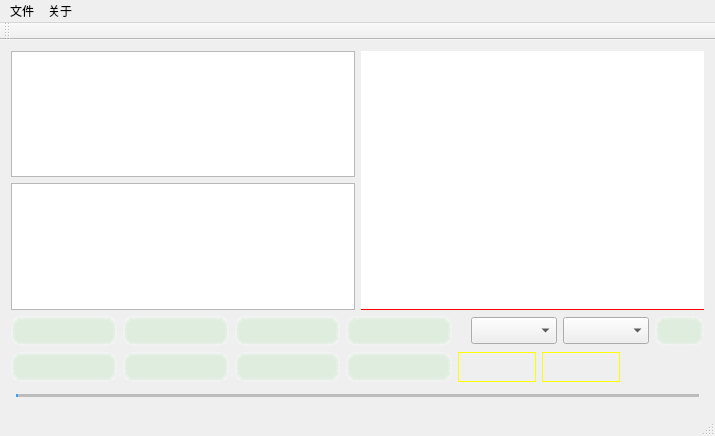
Above: mainwindow.ui from leihui6/marksentence before the change. Below: the same form after it.
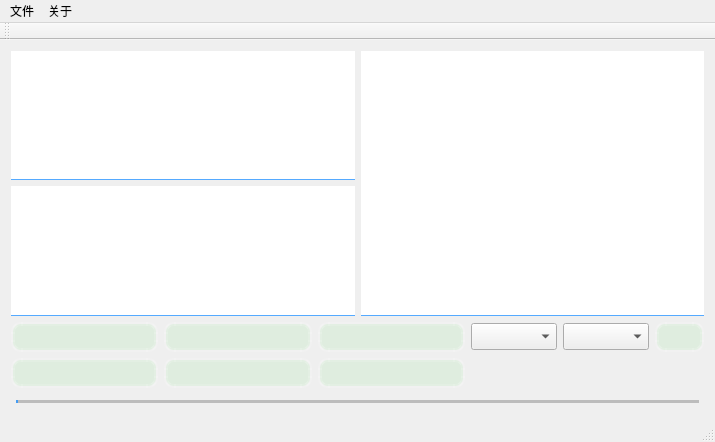
That is the form after the change. Icons and pictures are not drawn.

Commit message: delete some buttons

Patch:
```diff
--- a/mainwindow.ui
+++ b/mainwindow.ui
@@ -7,7 +7,7 @@
     <x>0</x>
     <y>0</y>
     <width>715</width>
-    <height>436</height>
+    <height>442</height>
    </rect>
   </property>
   <property name="windowTitle">
@@ -18,7 +18,9 @@
     <normaloff>:/icon/icon/main_title.png</normaloff>:/icon/icon/main_title.png</iconset>
   </property>
   <property name="styleSheet">
-   <string notr="true"/>
+   <string notr="true">QMainWindow {
+	border: 0px;
+}</string>
   </property>
   <widget class="QWidget" name="centralWidget">
    <layout class="QGridLayout" name="gridLayout_2">
@@ -34,6 +36,12 @@
             <pointsize>16</pointsize>
            </font>
           </property>
+          <property name="styleSheet">
+           <string notr="true">QPlainTextEdit {
+	border:0px solid rgb(85, 170, 255);
+	border-bottom:1px solid rgb(85, 170, 255);
+}</string>
+          </property>
           <property name="plainText">
            <string/>
           </property>
@@ -47,6 +55,12 @@
             <pointsize>16</pointsize>
            </font>
           </property>
+          <property name="styleSheet">
+           <string notr="true">QPlainTextEdit {
+	border:0px solid rgb(85, 170, 255);
+	border-bottom:1px solid rgb(85, 170, 255);
+}</string>
+          </property>
           <property name="plainText">
            <string/>
           </property>
@@ -69,8 +83,8 @@
         </property>
         <property name="styleSheet">
          <string notr="true">QTableWidget {
-	border:0px solid rgb(255,0,0);
-	border-bottom:1px solid rgb(255,0,0);
+	border:0px solid rgb(85, 170, 255);
+	border-bottom:1px solid rgb(85, 170, 255);
 }</string>
         </property>
         <attribute name="horizontalHeaderCascadingSectionResizes">
@@ -126,56 +140,6 @@
     </item>
     <item row="1" column="0" rowspan="2" colspan="2">
      <layout class="QGridLayout" name="gridLayout">
-      <item row="1" column="3">
-       <widget class="QPushButton" name="button_clear_end_point">
-        <property name="minimumSize">
-         <size>
-          <width>0</width>
-          <height>30</height>
-         </size>
-        </property>
-        <property name="styleSheet">
-         <string notr="true">QPushButton{
-	background-color:rgba(100,225,100,30);
-	border-style:outset;
-	border-width:4px;           
-	border-radius:10px;
-	border-color:rgba(255,255,255,30);
-	font:Time New Roams bold 10px;
-	color:rgba(0,0,0,100);
-	padding:6px;
-}    
-QPushButton:pressed{     
-	background-color:rgba(100,255,100,200);    
-	border-color:rgba(255,255,255,30);   
-	border-style:inset;    
-	color:rgba(0,0,0,100);    
-}    
-
-QPushButton:hover{    
-	background-color:rgba(100,255,100,100);    
-	border-color:rgba(255,255,255,200);    
-	color:rgba(0,0,0,200);    
-}</string>
-        </property>
-        <property name="text">
-         <string/>
-        </property>
-        <property name="icon">
-         <iconset resource="icon.qrc">
-          <normaloff>:/icon/icon/clear.png</normaloff>:/icon/icon/clear.png</iconset>
-        </property>
-        <property name="iconSize">
-         <size>
-          <width>24</width>
-          <height>24</height>
-         </size>
-        </property>
-        <property name="shortcut">
-         <string>}</string>
-        </property>
-       </widget>
-      </item>
       <item row="1" column="1">
        <widget class="QPushButton" name="button_forward">
         <property name="minimumSize">
@@ -272,57 +236,7 @@
          </size>
         </property>
         <property name="shortcut">
-         <string>Left</string>
-        </property>
-       </widget>
-      </item>
-      <item row="0" column="3">
-       <widget class="QPushButton" name="button_set_end">
-        <property name="minimumSize">
-         <size>
-          <width>0</width>
-          <height>30</height>
-         </size>
-        </property>
-        <property name="styleSheet">
-         <string notr="true">QPushButton{
-	background-color:rgba(100,225,100,30);
-	border-style:outset;
-	border-width:4px;           
-	border-radius:10px;
-	border-color:rgba(255,255,255,30);
-	font:Time New Roams bold 10px;
-	color:rgba(0,0,0,100);
-	padding:6px;
-}    
-QPushButton:pressed{     
-	background-color:rgba(100,255,100,200);    
-	border-color:rgba(255,255,255,30);   
-	border-style:inset;    
-	color:rgba(0,0,0,100);    
-}    
-
-QPushButton:hover{    
-	background-color:rgba(100,255,100,100);    
-	border-color:rgba(255,255,255,200);    
-	color:rgba(0,0,0,200);    
-}</string>
-        </property>
-        <property name="text">
-         <string/>
-        </property>
-        <property name="icon">
-         <iconset resource="icon.qrc">
-          <normaloff>:/icon/icon/start_point.png</normaloff>:/icon/icon/start_point.png</iconset>
-        </property>
-        <property name="iconSize">
-         <size>
-          <width>21</width>
-          <height>21</height>
-         </size>
-        </property>
-        <property name="shortcut">
-         <string>]</string>
+         <string>F2</string>
         </property>
        </widget>
       </item>
@@ -473,71 +387,8 @@
         </property>
        </widget>
       </item>
-      <item row="1" column="2">
-       <widget class="QPushButton" name="button_clear_beg_point">
-        <property name="minimumSize">
-         <size>
-          <width>0</width>
-          <height>30</height>
-         </size>
-        </property>
-        <property name="styleSheet">
-         <string notr="true">QPushButton{
-	background-color:rgba(100,225,100,30);
-	border-style:outset;
-	border-width:4px;           
-	border-radius:10px;
-	border-color:rgba(255,255,255,30);
-	font:Time New Roams bold 10px;
-	color:rgba(0,0,0,100);
-	padding:6px;
-}    
-QPushButton:pressed{     
-	background-color:rgba(100,255,100,200);    
-	border-color:rgba(255,255,255,30);   
-	border-style:inset;    
-	color:rgba(0,0,0,100);    
-}    
-
-QPushButton:hover{    
-	background-color:rgba(100,255,100,100);    
-	border-color:rgba(255,255,255,200);    
-	color:rgba(0,0,0,200);    
-}</string>
-        </property>
-        <property name="text">
-         <string/>
-        </property>
-        <property name="icon">
-         <iconset resource="icon.qrc">
-          <normaloff>:/icon/icon/clear.png</normaloff>:/icon/icon/clear.png</iconset>
-        </property>
-        <property name="iconSize">
-         <size>
-          <width>24</width>
-          <height>24</height>
-         </size>
-        </property>
-        <property name="shortcut">
-         <string>{</string>
-        </property>
-       </widget>
-      </item>
       <item row="0" column="4">
        <layout class="QHBoxLayout" name="horizontalLayout_8">
-        <item>
-         <widget class="QLabel" name="label_info">
-          <property name="maximumSize">
-           <size>
-            <width>150</width>
-            <height>16777215</height>
-           </size>
-          </property>
-          <property name="text">
-           <string/>
-          </property>
-         </widget>
-        </item>
         <item>
          <widget class="QComboBox" name="combox_level">
           <property name="sizePolicy">
@@ -642,38 +493,21 @@
       </item>
       <item row="1" column="4">
        <layout class="QHBoxLayout" name="horizontalLayout_6">
-        <item>
-         <widget class="QLabel" name="label_beg_point">
-          <property name="styleSheet">
-           <string notr="true">QLabel  {
-	border:1px solid yellow;
-}</string>
-          </property>
-          <property name="text">
-           <string/>
-          </property>
-          <property name="alignment">
-           <set>Qt::AlignCenter</set>
-          </property>
-         </widget>
-        </item>
-        <item>
-         <widget class="QLabel" name="label_end_point">
-          <property name="styleSheet">
-           <string notr="true">QLabel  {
-	border:1px solid yellow;
-}</string>
-          </property>
-          <property name="text">
-           <string/>
-          </property>
-          <property name="alignment">
-           <set>Qt::AlignCenter</set>
-          </property>
-         </widget>
-        </item>
         <item>
          <layout class="QHBoxLayout" name="horizontalLayout_5">
+          <item>
+           <widget class="QLabel" name="label_info">
+            <property name="maximumSize">
+             <size>
+              <width>150</width>
+              <height>16777215</height>
+             </size>
+            </property>
+            <property name="text">
+             <string/>
+            </property>
+           </widget>
+          </item>
           <item>
            <widget class="QLabel" name="label_elapse_time">
             <property name="text">
@@ -695,6 +529,56 @@
         </item>
        </layout>
       </item>
+      <item row="1" column="2">
+       <widget class="QPushButton" name="button_set_end">
+        <property name="minimumSize">
+         <size>
+          <width>0</width>
+          <height>30</height>
+         </size>
+        </property>
+        <property name="styleSheet">
+         <string notr="true">QPushButton{
+	background-color:rgba(100,225,100,30);
+	border-style:outset;
+	border-width:4px;           
+	border-radius:10px;
+	border-color:rgba(255,255,255,30);
+	font:Time New Roams bold 10px;
+	color:rgba(0,0,0,100);
+	padding:6px;
+}    
+QPushButton:pressed{     
+	background-color:rgba(100,255,100,200);    
+	border-color:rgba(255,255,255,30);   
+	border-style:inset;    
+	color:rgba(0,0,0,100);    
+}    
+
+QPushButton:hover{    
+	background-color:rgba(100,255,100,100);    
+	border-color:rgba(255,255,255,200);    
+	color:rgba(0,0,0,200);    
+}</string>
+        </property>
+        <property name="text">
+         <string/>
+        </property>
+        <property name="icon">
+         <iconset>
+          <normaloff>:/icon/icon/start_point.png</normaloff>:/icon/icon/start_point.png</iconset>
+        </property>
+        <property name="iconSize">
+         <size>
+          <width>21</width>
+          <height>21</height>
+         </size>
+        </property>
+        <property name="shortcut">
+         <string>]</string>
+        </property>
+       </widget>
+      </item>
      </layout>
     </item>
    </layout>
```
Left out of the diff: 32 changed lines with no effect on the pictures. The commit also changes 9 other files.
